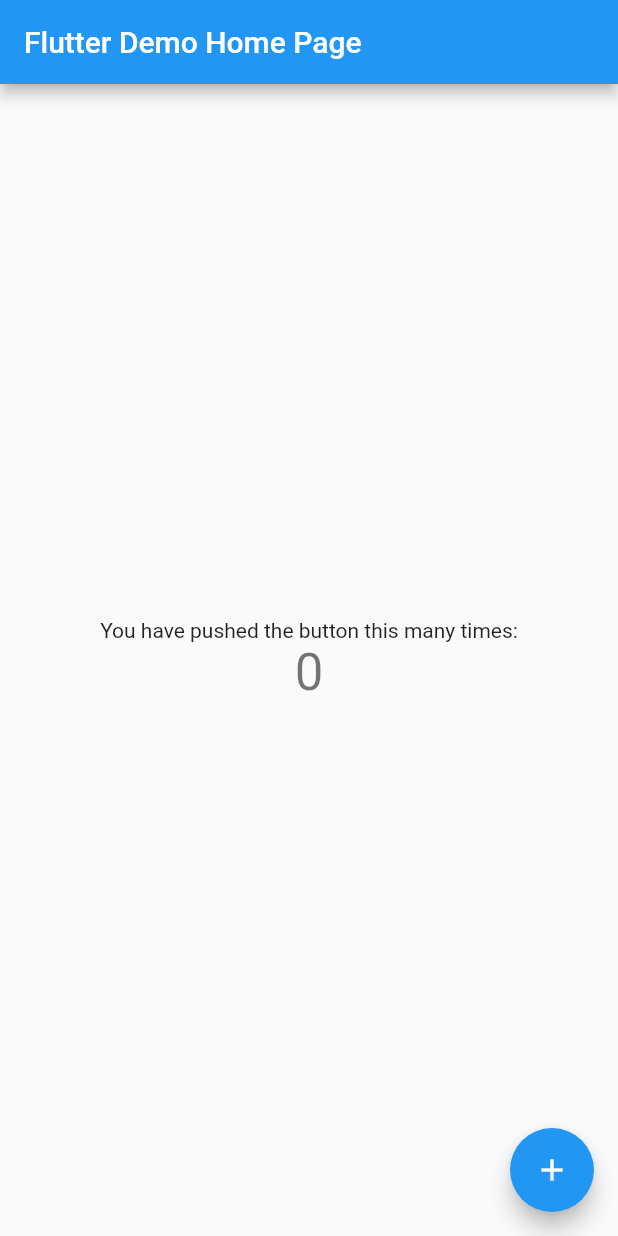
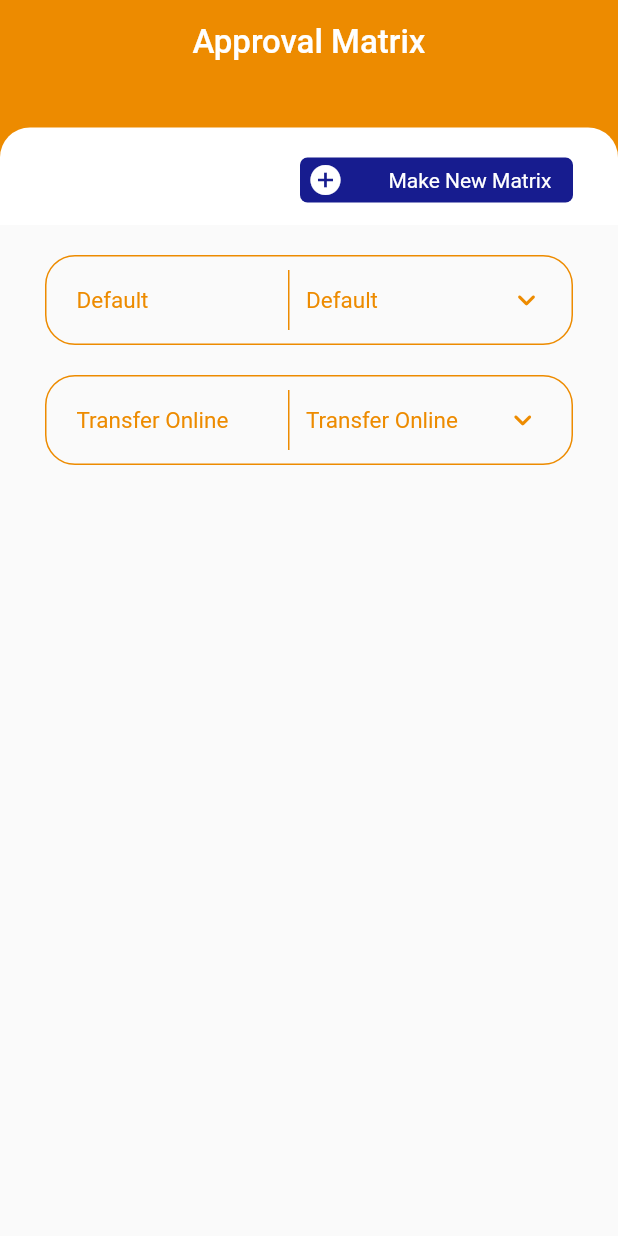
Before and after one commit to long0606/Intern-Test, a Flutter app: the screen it shows after launch, on a phone screen of 412 x 824 dp. Run offline on Flutter 3.47's test engine with Material 2 defaults, Android fonts, the phone set to English and light mode, and no system bars.

Commit message:
man hinh hien thi

```diff
--- /dev/null
+++ b/intern_test/lib/Screen/ListviewScreen.dart
@@ -0,0 +1,131 @@
+import 'package:flutter/material.dart';
+import 'package:intern_test/material/DropdownList.dart';
+
+class ListviewScreen extends StatefulWidget {
+
+  static bool DefaultCheck = true;
+  static bool TransferCheck = true;
+  ListviewScreen({Key? key}) : super(key: key);
+
+  @override
+  _ListviewScreenState createState() {
+    return _ListviewScreenState();
+  }
+}
+
+class _ListviewScreenState extends State<ListviewScreen> {
+  @override
+  void initState() {
+    super.initState();
+  }
+
+  @override
+  void dispose() {
+    super.dispose();
+  }
+
+  @override
+  Widget build(BuildContext context) {
+    // TODO: implement build
+    return Scaffold(
+        body: CustomScrollView(
+          slivers: [
+            SliverAppBar(
+              title: const Center(child: Text(
+                'Approval Matrix',
+                style: TextStyle(
+                  fontSize: 22,
+                ),
+              ),
+              ),
+              bottom: PreferredSize(
+                  preferredSize: const Size.fromHeight(0),
+                child: Container(
+                  decoration: const BoxDecoration(
+                      color: Colors.white,
+                    borderRadius: BorderRadius.vertical(top: Radius.circular(20))
+                  ),
+                  width: double.maxFinite,
+                  height: 65,
+                  child: Container(
+                    decoration: BoxDecoration(
+                      color: const Color(0xff171C8F),
+                      borderRadius: BorderRadius.circular(5)
+                    ),
+                    margin: const EdgeInsets.only(
+                        right: 30, top: 20, left: 200, bottom: 15),
+                    child: Row(
+                      children: const [
+                        Padding(
+                          padding: EdgeInsets.only(left: 5),
+                          child: Icon(Icons.add_circle, color: Colors.white,),
+                        ),
+                        Padding(
+                          padding: EdgeInsets.only(left: 30),
+                          child: Text('Make New Matrix', style: TextStyle(
+                            color: Colors.white,
+                          ),),
+                        )
+                      ],
+                    ),
+                  ),
+                ),
+              ),
+              pinned: true,
+              expandedHeight: 150,
+              flexibleSpace: const FlexibleSpaceBar(
+              ),
+              backgroundColor: const Color(0xffED8B00),
+            ),
+            SliverToBoxAdapter(child: Column(
+              children: [
+                DropdownList(text: 'Default',
+                Check: ListviewScreen.DefaultCheck.toString(),
+                widget: TextButton(
+                  onPressed: (){
+                    setState(() {
+                      if(ListviewScreen.DefaultCheck){
+                        ListviewScreen.DefaultCheck = false;
+                      }
+                      else ListviewScreen.DefaultCheck = true;
+                    });
+                  },
+                  child: Container(
+                    padding: EdgeInsets.only(left: 10),
+                    child: Icon(
+                      ListviewScreen.DefaultCheck?
+                      Icons.keyboard_arrow_down_rounded:Icons.keyboard_arrow_up_rounded,
+                      color: ListviewScreen.DefaultCheck?Color(0xffED8B00):Colors.black,
+                    ),
+                  ),
+                ),
+                ),
+                DropdownList(text: 'Transfer Online',
+                  Check: ListviewScreen.TransferCheck.toString(),
+                  widget: TextButton(
+                    onPressed: (){
+                      setState(() {
+                        if(ListviewScreen.TransferCheck){
+                          ListviewScreen.TransferCheck = false;
+                        }
+                        else ListviewScreen.TransferCheck = true;
+                      });
+                    },
+                    child: Container(
+                      padding: EdgeInsets.only(left: 5),
+                      child: Icon(
+                        ListviewScreen.TransferCheck?
+                        Icons.keyboard_arrow_down_rounded:Icons.keyboard_arrow_up_rounded,
+                        color: ListviewScreen.TransferCheck?Color(0xffED8B00):Colors.black,
+                      ),
+                    ),
+                  ),
+                ),
+              ],
+            ),
+              ),
+          ],
+        ),
+      );
+  }
+}
--- a/intern_test/lib/main.dart
+++ b/intern_test/lib/main.dart
@@ -1,115 +1,6 @@
 import 'package:flutter/material.dart';
+import 'package:intern_test/Screen/ListviewScreen.dart';
 
 void main() {
-  runApp(const MyApp());
+  runApp(MaterialApp(home: ListviewScreen()));
 }
-
-class MyApp extends StatelessWidget {
-  const MyApp({super.key});
-
-  // This widget is the root of your application.
-  @override
-  Widget build(BuildContext context) {
-    return MaterialApp(
-      title: 'Flutter Demo',
-      theme: ThemeData(
-        // This is the theme of your application.
-        //
-        // Try running your application with "flutter run". You'll see the
-        // application has a blue toolbar. Then, without quitting the app, try
-        // changing the primarySwatch below to Colors.green and then invoke
-        // "hot reload" (press "r" in the console where you ran "flutter run",
-        // or simply save your changes to "hot reload" in a Flutter IDE).
-        // Notice that the counter didn't reset back to zero; the application
-        // is not restarted.
-        primarySwatch: Colors.blue,
-      ),
-      home: const MyHomePage(title: 'Flutter Demo Home Page'),
-    );
-  }
-}
-
-class MyHomePage extends StatefulWidget {
-  const MyHomePage({super.key, required this.title});
-
-  // This widget is the home page of your application. It is stateful, meaning
-  // that it has a State object (defined below) that contains fields that affect
-  // how it looks.
-
-  // This class is the configuration for the state. It holds the values (in this
-  // case the title) provided by the parent (in this case the App widget) and
-  // used by the build method of the State. Fields in a Widget subclass are
-  // always marked "final".
-
-  final String title;
-
-  @override
-  State<MyHomePage> createState() => _MyHomePageState();
-}
-
-class _MyHomePageState extends State<MyHomePage> {
-  int _counter = 0;
-
-  void _incrementCounter() {
-    setState(() {
-      // This call to setState tells the Flutter framework that something has
-      // changed in this State, which causes it to rerun the build method below
-      // so that the display can reflect the updated values. If we changed
-      // _counter without calling setState(), then the build method would not be
-      // called again, and so nothing would appear to happen.
-      _counter++;
-    });
-  }
-
-  @override
-  Widget build(BuildContext context) {
-    // This method is rerun every time setState is called, for instance as done
-    // by the _incrementCounter method above.
-    //
-    // The Flutter framework has been optimized to make rerunning build methods
-    // fast, so that you can just rebuild anything that needs updating rather
-    // than having to individually change instances of widgets.
-    return Scaffold(
-      appBar: AppBar(
-        // Here we take the value from the MyHomePage object that was created by
-        // the App.build method, and use it to set our appbar title.
-        title: Text(widget.title),
-      ),
-      body: Center(
-        // Center is a layout widget. It takes a single child and positions it
-        // in the middle of the parent.
-        child: Column(
-          // Column is also a layout widget. It takes a list of children and
-          // arranges them vertically. By default, it sizes itself to fit its
-          // children horizontally, and tries to be as tall as its parent.
-          //
-          // Invoke "debug painting" (press "p" in the console, choose the
-          // "Toggle Debug Paint" action from the Flutter Inspector in Android
-          // Studio, or the "Toggle Debug Paint" command in Visual Studio Code)
-          // to see the wireframe for each widget.
-          //
-          // Column has various properties to control how it sizes itself and
-          // how it positions its children. Here we use mainAxisAlignment to
-          // center the children vertically; the main axis here is the vertical
-          // axis because Columns are vertical (the cross axis would be
-          // horizontal).
-          mainAxisAlignment: MainAxisAlignment.center,
-          children: <Widget>[
-            const Text(
-              'You have pushed the button this many times:',
-            ),
-            Text(
-              '$_counter',
-              style: Theme.of(context).textTheme.headline4,
-            ),
-          ],
-        ),
-      ),
-      floatingActionButton: FloatingActionButton(
-        onPressed: _incrementCounter,
-        tooltip: 'Increment',
-        child: const Icon(Icons.add),
-      ), // This trailing comma makes auto-formatting nicer for build methods.
-    );
-  }
-}
--- /dev/null
+++ b/intern_test/lib/material/DropdownList.dart
@@ -0,0 +1,57 @@
+import 'package:flutter/material.dart';
+
+class DropdownList extends StatelessWidget {
+  final String Check;
+  final String text;
+  final Widget widget;
+  const DropdownList({
+    Key? key,
+    required this.text,
+    required this.widget,
+    required this.Check
+  }) : super(key: key);
+
+  @override
+  Widget build(BuildContext context) {
+    // TODO: implement build
+    return Container(
+      height: 60,
+      margin: EdgeInsets.only(left: 30, right: 30, top: 20),
+      decoration: BoxDecoration(
+          border: Border.all(color: Check=='true'?Color(0xffED8B00):Color(0xffD1D2D4)),
+          borderRadius: BorderRadius.circular(20)
+      ),
+      child: Row(
+        children: [
+          Container(
+            padding: EdgeInsets.only(left: 20),
+            width: 150,
+            child: Text(this.text,
+              style: TextStyle(
+              fontSize: 15,
+              color: Check=='true'?Color(0xffED8B00):Colors.black,
+            ),
+            ),
+          ),
+          Container(
+            margin: EdgeInsets.only(right: 11, left: 11),
+            color: Check=='true'?Color(0xffED8B00):Colors.black,
+            height: 40,
+            width: 1,
+          ),
+
+          Container(
+            width: 110,
+            child: Text(this.text,
+              style: TextStyle(
+                fontSize: 15,
+                color: Check=='true'?Color(0xffED8B00):Colors.black,
+              ),
+            ),
+          ),
+          widget,
+        ],
+      ),
+    );
+  }
+}
```
Also changed, not shown: 1 other file.
